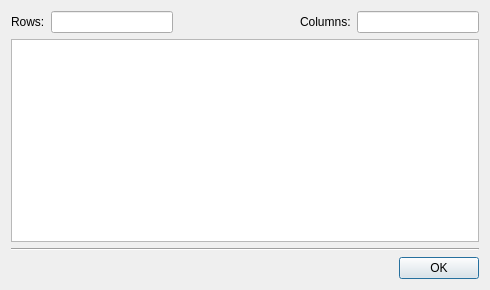
The window that gui/masksettingsdialog.ui (iamantony/FFilter) describes before a commit, drawn with Qt 5.
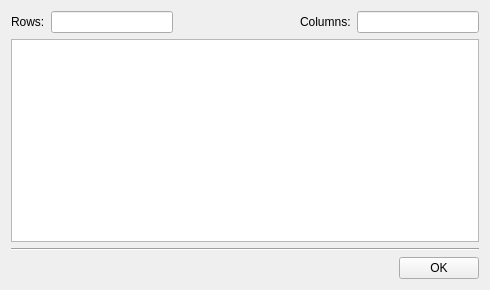
The same window after the commit.

Commit message: User can dynamically change size of mask

Patch:
```diff
--- a/gui/masksettingsdialog.ui
+++ b/gui/masksettingsdialog.ui
@@ -112,6 +112,9 @@
        <property name="text">
         <string>OK</string>
        </property>
+       <property name="autoDefault">
+        <bool>false</bool>
+       </property>
       </widget>
      </item>
     </layout>
```
The commit also changes 2 other files.
